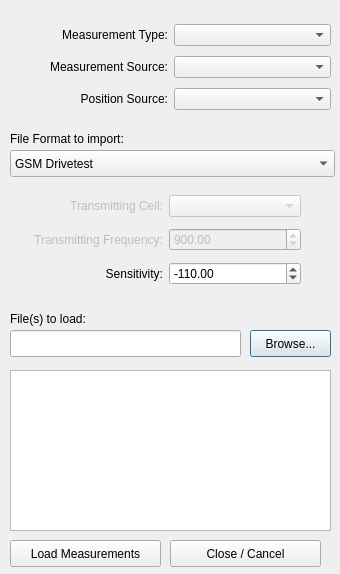
Old version of the form Interface/LoadMeasurements.ui in the repository brotherdust/qrap.
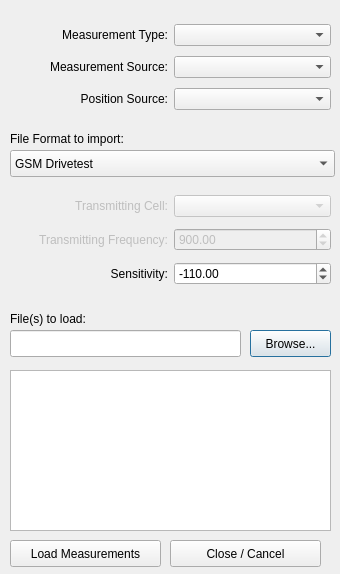
New version of the form. Icons and pictures are not drawn.

Diff of the .ui file:
```diff
--- a/Interface/LoadMeasurements.ui
+++ b/Interface/LoadMeasurements.ui
@@ -146,9 +146,9 @@
   <widget class="QWidget" name="layoutWidget">
    <property name="geometry">
     <rect>
-     <x>30</x>
+     <x>10</x>
      <y>190</y>
-     <width>271</width>
+     <width>321</width>
      <height>101</height>
     </rect>
    </property>
```
Left out of the diff: 26 changed lines with no effect on the pictures.
